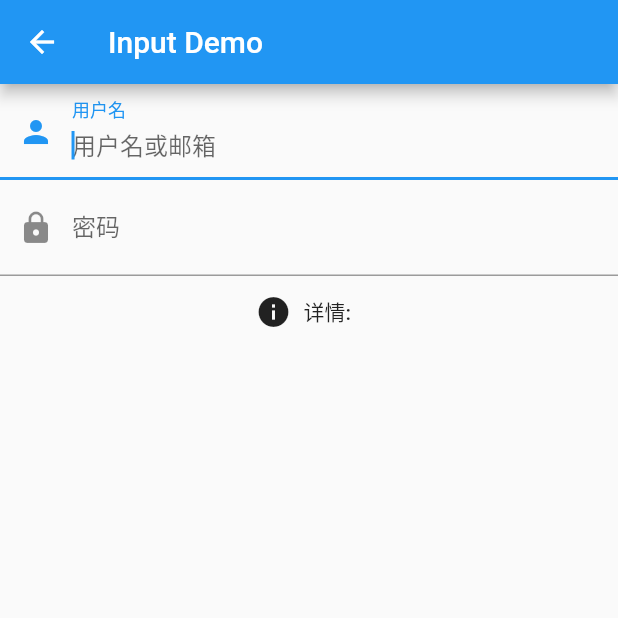
After one commit to xzhang76/FirstFlutterApp, a Flutter app: the MyInputWidget screen opened by its route, on a phone screen of 412 x 824 dp, the top half of it. The commit adds this screen. Run offline on Flutter 3.47's test engine with Material 2 defaults, Android fonts, the phone set to English and light mode, and no system bars.

Commit message:
TextField, 直接回显

```diff
--- /dev/null
+++ b/lib/input/MyInputWidget.dart
@@ -0,0 +1,61 @@
+import 'package:flutter/material.dart';
+
+class MyInputWidget extends StatefulWidget {
+  const MyInputWidget({Key key}) : super(key: key);
+
+  @override
+  State<StatefulWidget> createState() {
+    return new _MyInputWidgetState();
+  }
+}
+
+class _MyInputWidgetState extends State<MyInputWidget> {
+  String input = "";
+  TextEditingController _nameController = TextEditingController();
+
+  @override
+  void initState() {
+    super.initState();
+    _nameController.addListener(() {
+      setState(() {
+        input = _nameController.text;
+      });
+    });
+  }
+
+  @override
+  Widget build(BuildContext context) {
+    return Scaffold(
+      appBar: AppBar(
+        title: new Text('Input Demo'),
+      ),
+      body: Column(
+        children: <Widget>[
+          TextField(
+            autofocus: true,
+            decoration: InputDecoration(
+                labelText: "用户名",
+                hintText: "用户名或邮箱",
+                prefixIcon: Icon(Icons.person)),
+            controller: _nameController,
+          ),
+          TextField(
+            decoration: InputDecoration(
+                labelText: "密码",
+                hintText: "您的登录密码",
+                prefixIcon: Icon(Icons.lock)),
+            obscureText: true,
+          ),
+          FlatButton.icon(
+              onPressed: () {
+                setState(() {
+                  input = _nameController.text;
+                });
+              },
+              icon: Icon(Icons.info),
+              label: Text('详情: $input')),
+        ],
+      ),
+    );
+  }
+}
--- a/lib/listItem.dart
+++ b/lib/listItem.dart
@@ -10,6 +10,7 @@ import 'bottombar/bottomBar.dart';
 import 'button/iconButton.dart';
 import 'button/myAllButton.dart';
 import 'drawer/MyHomePage.dart';
+import 'input/MyInputWidget.dart';
 import 'myBottomNavigationBar.dart';
 
 class ListItem {
@@ -31,6 +32,7 @@ const List<ListItem> itemList = const <ListItem>[
   const ListItem(title: 'Widgets', icon: Icons.wc),
   const ListItem(title: 'Radio', icon: Icons.radio),
   const ListItem(title: 'Route', icon: Icons.blur_linear),
+  const ListItem(title: 'input', icon: Icons.input),
 ];
 
 Map<String, WidgetBuilder> routes = {
@@ -45,4 +47,5 @@ Map<String, WidgetBuilder> routes = {
   itemList[8].title: (context) => MyWidgetHome(),
   itemList[9].title: (context) => MyRadioWidget(),
   itemList[10].title: (context) => MyBottomNavigationBar(),
+  itemList[11].title: (context) => MyInputWidget(),
 };
```
